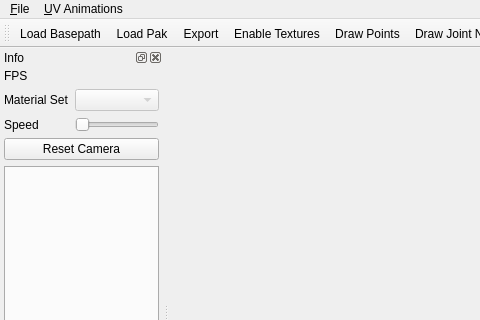
Qt form RetroView/forms/CMainWindow.ui (Antidote/MetPrimeTools) before a commit; both pictures show x 0 to 480 and y 0 to 320 of the 896 by 600 pixel window.
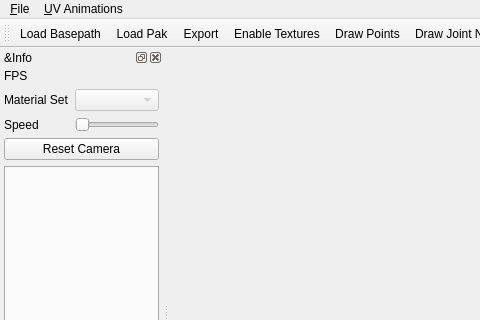
The same form after that commit. Custom widgets are drawn as their Qt base class.

What changed in the file:
```diff
--- a/RetroView/forms/CMainWindow.ui
+++ b/RetroView/forms/CMainWindow.ui
@@ -115,7 +115,7 @@
     <set>QDockWidget::AllDockWidgetFeatures</set>
    </property>
    <property name="windowTitle">
-    <string>Info</string>
+    <string>&amp;Info</string>
    </property>
    <attribute name="dockWidgetArea">
     <number>1</number>
```
Left out of the diff: 17 changed lines with no effect on the pictures.
